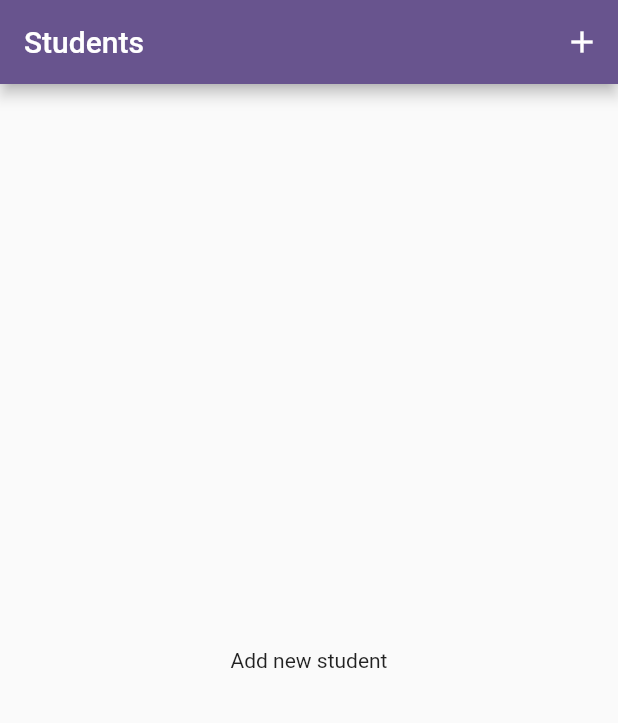
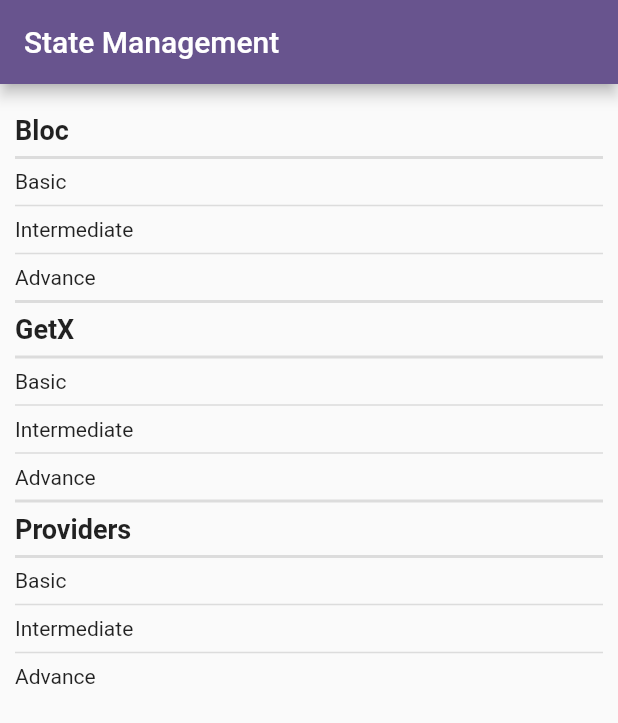
Before and after one commit to AnsarAli412/learn_bloc, a Flutter app: the screen it shows after launch, on a phone screen of 412 x 824 dp. Shown: the top 723 px of the screen. Run offline on Flutter 3.47's test engine with Material 3 defaults, Android fonts, the phone set to English and light mode, and no system bars; our stand-ins replace equatable, flutter_bloc, sqflite; accounts and stored records are empty.

Commit message:
manage state

```diff
--- a/lib/basics/views/counter_screen.dart
+++ b/lib/bloc/basics/views/counter_screen.dart
@@ -1,6 +1,6 @@
 import 'package:flutter/material.dart';
 import 'package:flutter_bloc/flutter_bloc.dart';
-import 'package:learn_bloc_flutter/basics/blocs/counter_states.dart';
+import 'package:learn_bloc_flutter/bloc/basics/blocs/counter_states.dart';
 
 class CounterScreen extends StatelessWidget {
   const CounterScreen({super.key});
@@ -20,6 +20,7 @@
   @override
   Widget build(BuildContext context) {
     return Scaffold(
+      appBar: AppBar(title: const Text("Basics"),),
       body: Center(
         child: BlocBuilder<CounterBloc,int>(builder: (_,count)=>Text(count.toString())),
       ),
--- a/lib/intermediate/database/databse_helper.dart
+++ b/lib/bloc/intermediate/database/databse_helper.dart
@@ -1,4 +1,4 @@
-import 'package:learn_bloc_flutter/sqflite/models/students_model.dart';
+import 'package:learn_bloc_flutter/bloc/sqflite/models/students_model.dart';
 import 'package:sqflite/sqflite.dart';
 
 mixin class DatabaseHelper {
--- a/lib/intermediate/views/add_name_screen.dart
+++ b/lib/bloc/intermediate/views/add_name_screen.dart
@@ -1,6 +1,6 @@
 import 'package:flutter/material.dart';
 import 'package:flutter_bloc/flutter_bloc.dart';
-import 'package:learn_bloc_flutter/intermediate/blocs/names_bloc.dart';
+import 'package:learn_bloc_flutter/bloc/intermediate/blocs/names_bloc.dart';
 
 import '../blocs/name_events.dart';
 
--- a/lib/intermediate/views/nemas_screen.dart
+++ b/lib/bloc/intermediate/views/nemas_screen.dart
@@ -1,8 +1,7 @@
 import 'package:flutter/material.dart';
 import 'package:flutter_bloc/flutter_bloc.dart';
-import 'package:learn_bloc_flutter/intermediate/blocs/names_bloc.dart';
-import 'package:learn_bloc_flutter/intermediate/views/add_name_screen.dart';
-
+import 'package:learn_bloc_flutter/bloc/intermediate/blocs/names_bloc.dart';
+import 'package:learn_bloc_flutter/bloc/intermediate/views/add_name_screen.dart';
 import '../blocs/name_events.dart';
 import '../blocs/name_states.dart';
 
@@ -12,6 +11,7 @@
   @override
   Widget build(BuildContext context) {
     return Scaffold(
+      appBar: AppBar(title: const Text("Intermediate"),),
       floatingActionButton: FloatingActionButton(
         onPressed: () {
           Navigator.push(
--- a/lib/sqflite/bloc/student_bloc.dart
+++ b/lib/bloc/sqflite/bloc/student_bloc.dart
@@ -1,7 +1,7 @@
 import 'package:flutter_bloc/flutter_bloc.dart';
-import 'package:learn_bloc_flutter/sqflite/bloc/student_events.dart';
-import 'package:learn_bloc_flutter/sqflite/bloc/student_state.dart';
-import 'package:learn_bloc_flutter/sqflite/models/students_model.dart';
+import 'package:learn_bloc_flutter/bloc/sqflite/bloc/student_events.dart';
+import 'package:learn_bloc_flutter/bloc/sqflite/bloc/student_state.dart';
+import 'package:learn_bloc_flutter/bloc/sqflite/models/students_model.dart';
 
 class StudentBloc extends Bloc<StudentEvent, StudentState> {
   StudentBloc() : super(StudentInitState()) {
--- a/lib/sqflite/bloc/student_events.dart
+++ b/lib/bloc/sqflite/bloc/student_events.dart
@@ -1,5 +1,7 @@
-import 'package:learn_bloc_flutter/intermediate/database/databse_helper.dart';
-import 'package:learn_bloc_flutter/sqflite/models/students_model.dart';
+
+
+import 'package:learn_bloc_flutter/bloc/intermediate/database/databse_helper.dart';
+import 'package:learn_bloc_flutter/bloc/sqflite/models/students_model.dart';
 
 class StudentEvent with DatabaseHelper{
    StudentEvent();
--- a/lib/sqflite/views/update_student_screen.dart
+++ b/lib/bloc/sqflite/views/update_student_screen.dart
@@ -1,8 +1,7 @@
 import 'package:flutter/material.dart';
 import 'package:flutter_bloc/flutter_bloc.dart';
-import 'package:learn_bloc_flutter/sqflite/bloc/student_events.dart';
-import 'package:learn_bloc_flutter/sqflite/views/widgets/add_student_widgets.dart';
-
+import 'package:learn_bloc_flutter/bloc/sqflite/bloc/student_events.dart';
+import 'package:learn_bloc_flutter/bloc/sqflite/views/widgets/add_student_widgets.dart';
 import '../bloc/student_bloc.dart';
 import '../models/students_model.dart';
 
--- a/lib/main.dart
+++ b/lib/main.dart
@@ -1,9 +1,8 @@
 import 'package:flutter/material.dart';
 import 'package:flutter_bloc/flutter_bloc.dart';
-import 'package:learn_bloc_flutter/intermediate/blocs/names_bloc.dart';
-import 'package:learn_bloc_flutter/sqflite/bloc/student_bloc.dart';
-import 'package:learn_bloc_flutter/sqflite/views/students_screen.dart';
-
+import 'package:learn_bloc_flutter/bloc/intermediate/blocs/names_bloc.dart';
+import 'package:learn_bloc_flutter/bloc/sqflite/bloc/student_bloc.dart';
+import 'package:learn_bloc_flutter/views/intro_screen.dart';
 
 void main() {
   runApp(MultiBlocProvider(providers: [
@@ -22,7 +21,7 @@
         colorScheme: ColorScheme.fromSeed(seedColor: Colors.deepPurple),
         useMaterial3: false,
       ),
-      home: const StudentsScreen(),
+      home: const IntroScreen(),
     );
   }
 }
--- /dev/null
+++ b/lib/views/intro_screen.dart
@@ -0,0 +1,63 @@
+import 'package:flutter/material.dart';
+import 'package:learn_bloc_flutter/bloc/basics/views/counter_screen.dart';
+import 'package:learn_bloc_flutter/bloc/intermediate/views/nemas_screen.dart';
+import 'package:learn_bloc_flutter/bloc/sqflite/views/students_screen.dart';
+
+class IntroScreen extends StatelessWidget {
+  const IntroScreen({super.key});
+
+  @override
+  Widget build(BuildContext context) {
+    return Scaffold(
+      appBar: AppBar(
+        title: const Text("State Management"),
+      ),
+      body: ListView(
+        padding: const EdgeInsets.symmetric(horizontal: 10, vertical: 20),
+        children: [
+          _titleView("Bloc"),
+          _divider(thick: 2),
+          _itemView("Basic", const CounterScreen(), context),
+          _divider(),
+          _itemView("Intermediate", const NamesScreen(), context),
+          _divider(),
+          _itemView("Advance", const StudentsScreen(), context),
+          _divider(thick: 2),
+          _titleView("GetX"),
+          _divider(thick: 2),
+          _itemView("Basic", const CounterScreen(), context),
+          _divider(),
+          _itemView("Intermediate", const NamesScreen(), context),
+          _divider(),
+          _itemView("Advance", const StudentsScreen(), context),
+          _divider(thick: 2),
+          _titleView("Providers"),
+          _divider(thick: 2),
+          _itemView("Basic", const CounterScreen(), context),
+          _divider(),
+          _itemView("Intermediate", const NamesScreen(), context),
+          _divider(),
+          _itemView("Advance", const StudentsScreen(), context),
+        ],
+      ),
+    );
+  }
+
+  Widget _titleView(String title) => Text(
+        title,
+        style: const TextStyle(fontWeight: FontWeight.bold, fontSize: 18),
+      );
+
+  Widget _itemView(String type, Widget targetView, BuildContext context) =>
+      InkWell(
+        child: Text(type),
+        onTap: () {
+          Navigator.push(
+              context, MaterialPageRoute(builder: (_) => targetView));
+        },
+      );
+
+  Widget _divider({double thick = 1}) => Divider(
+        thickness: thick,
+      );
+}
```
Also changed, not shown: lib/bloc/sqflite/views/add_student_screen.dart (renamed from lib/sqflite/views/add_student_screen.dart, +4 -4 lines), lib/bloc/sqflite/views/students_screen.dart (renamed from lib/sqflite/views/students_screen.dart, +4 -4 lines), lib/bloc/sqflite/views/widgets/students_widgets.dart (renamed from lib/sqflite/views/widgets/students_widgets.dart, +5 -5 lines), lib/bloc/basics/blocs/counter_states.dart (renamed from lib/basics/blocs/counter_states.dart), lib/bloc/intermediate/blocs/name_events.dart (renamed from lib/intermediate/blocs/name_events.dart), lib/bloc/intermediate/blocs/name_states.dart (renamed from lib/intermediate/blocs/name_states.dart), lib/bloc/intermediate/blocs/names_bloc.dart (renamed from lib/intermediate/blocs/names_bloc.dart), lib/bloc/sqflite/bloc/student_state.dart (renamed from lib/sqflite/bloc/student_state.dart), lib/bloc/sqflite/models/students_model.dart (renamed from lib/sqflite/models/students_model.dart), lib/bloc/sqflite/views/widgets/add_student_widgets.dart (renamed from lib/sqflite/views/widgets/add_student_widgets.dart).
